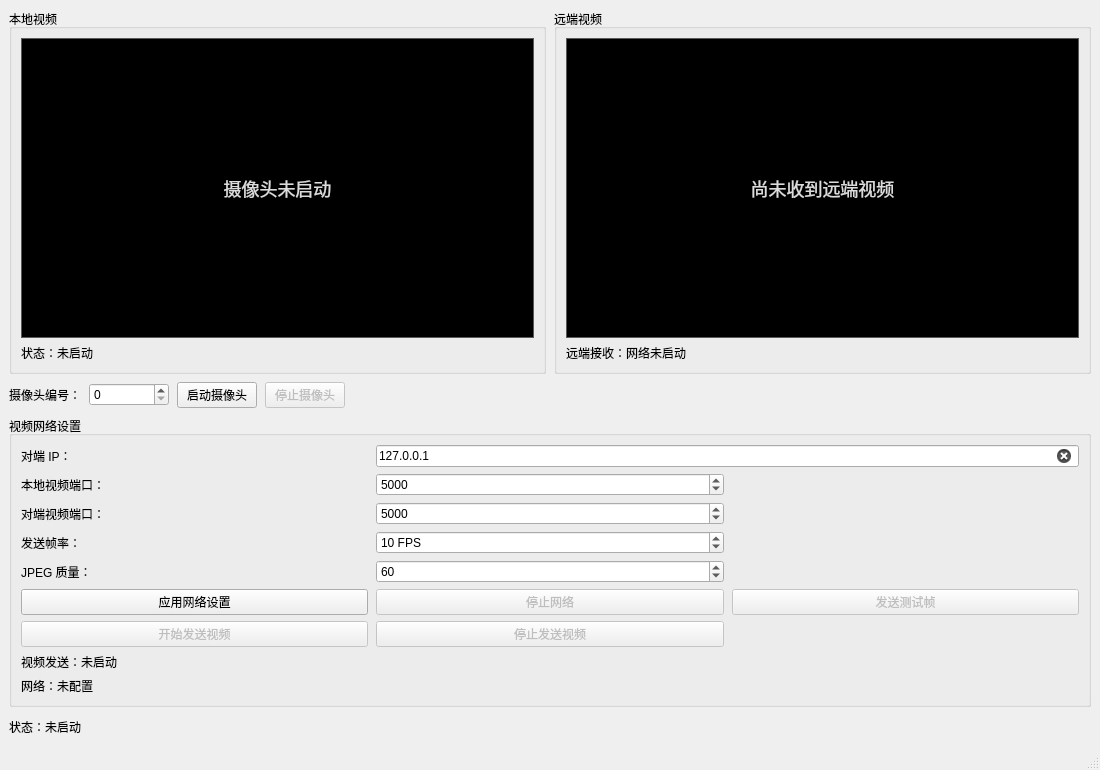
The window that mainwindow.ui (RBzhang/video_call) describes before a commit, drawn with Qt 5.
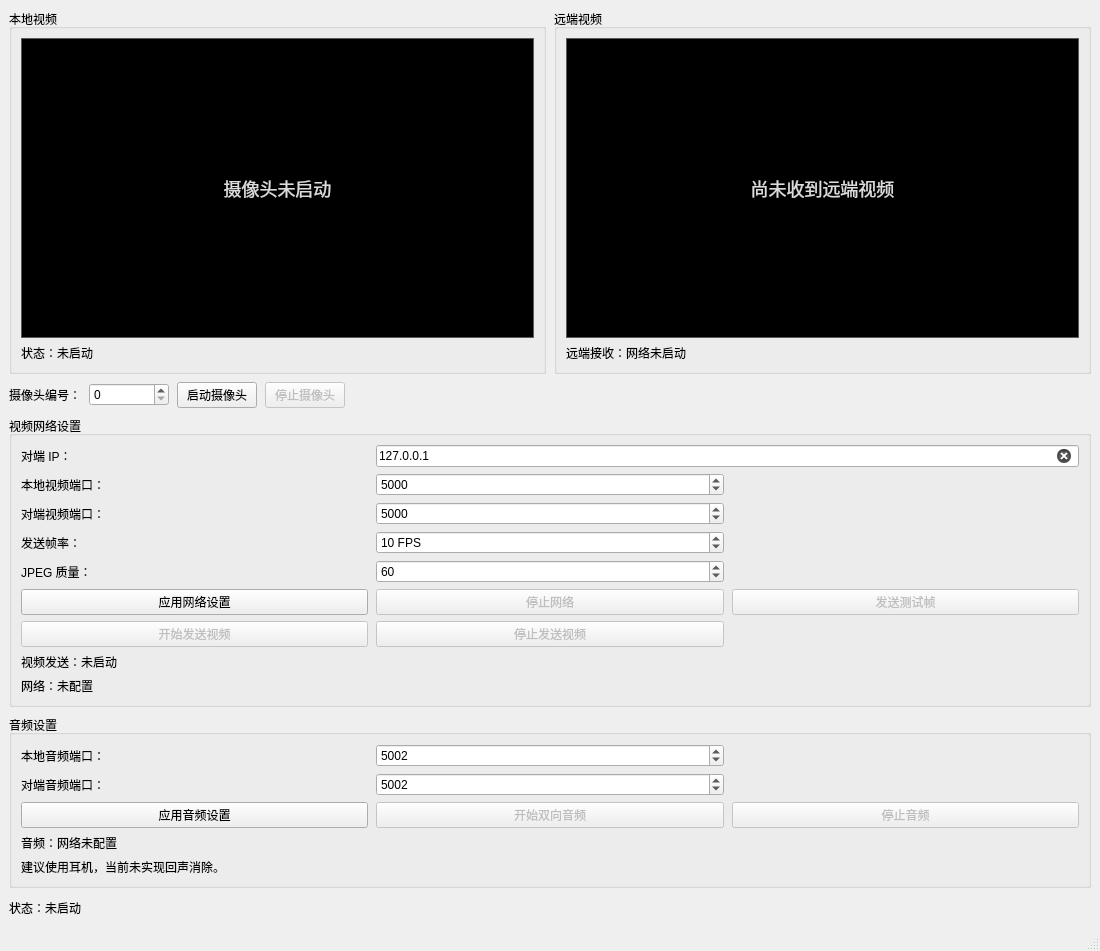
The same window after the commit.

Commit message: Add bidirectional PCM audio over UDP

Patch:
```diff
--- a/mainwindow.ui
+++ b/mainwindow.ui
@@ -14,7 +14,7 @@
    <string>MainWindow</string>
   </property>
   <widget class="QWidget" name="centralwidget">
-   <layout class="QVBoxLayout" name="mainVerticalLayout" stretch="1,0,0,0">
+   <layout class="QVBoxLayout" name="mainVerticalLayout" stretch="1,0,0,0,0">
     <property name="leftMargin">
      <number>9</number>
     </property>
@@ -457,6 +457,120 @@
       </layout>
      </widget>
     </item>
+    <item>
+     <widget class="QGroupBox" name="audioGroupBox">
+      <property name="title">
+       <string>音频设置</string>
+      </property>
+      <layout class="QGridLayout" name="audioGridLayout">
+       <property name="horizontalSpacing">
+        <number>8</number>
+       </property>
+       <property name="verticalSpacing">
+        <number>6</number>
+       </property>
+       <item row="0" column="0">
+        <widget class="QLabel" name="localAudioPortTextLabel">
+         <property name="text">
+          <string>本地音频端口：</string>
+         </property>
+        </widget>
+       </item>
+       <item row="0" column="1">
+        <widget class="QSpinBox" name="localAudioPortSpinBox">
+         <property name="minimumSize">
+          <size>
+           <width>110</width>
+           <height>0</height>
+          </size>
+         </property>
+         <property name="minimum">
+          <number>1024</number>
+         </property>
+         <property name="maximum">
+          <number>65535</number>
+         </property>
+         <property name="value">
+          <number>5002</number>
+         </property>
+        </widget>
+       </item>
+       <item row="1" column="0">
+        <widget class="QLabel" name="peerAudioPortTextLabel">
+         <property name="text">
+          <string>对端音频端口：</string>
+         </property>
+        </widget>
+       </item>
+       <item row="1" column="1">
+        <widget class="QSpinBox" name="peerAudioPortSpinBox">
+         <property name="minimumSize">
+          <size>
+           <width>110</width>
+           <height>0</height>
+          </size>
+         </property>
+         <property name="minimum">
+          <number>1024</number>
+         </property>
+         <property name="maximum">
+          <number>65535</number>
+         </property>
+         <property name="value">
+          <number>5002</number>
+         </property>
+        </widget>
+       </item>
+       <item row="2" column="0">
+        <widget class="QPushButton" name="applyAudioSettingsButton">
+         <property name="text">
+          <string>应用音频设置</string>
+         </property>
+        </widget>
+       </item>
+       <item row="2" column="1">
+        <widget class="QPushButton" name="startAudioButton">
+         <property name="enabled">
+          <bool>false</bool>
+         </property>
+         <property name="text">
+          <string>开始双向音频</string>
+         </property>
+        </widget>
+       </item>
+       <item row="2" column="2">
+        <widget class="QPushButton" name="stopAudioButton">
+         <property name="enabled">
+          <bool>false</bool>
+         </property>
+         <property name="text">
+          <string>停止音频</string>
+         </property>
+        </widget>
+       </item>
+       <item row="3" column="0" colspan="3">
+        <widget class="QLabel" name="audioStatusLabel">
+         <property name="text">
+          <string>音频：网络未配置</string>
+         </property>
+         <property name="wordWrap">
+          <bool>true</bool>
+         </property>
+        </widget>
+       </item>
+       <item row="4" column="0" colspan="3">
+        <widget class="QLabel" name="audioHintLabel">
+         <property name="text">
+          <string>建议使用耳机，当前未实现回声消除。</string>
+         </property>
+         <property name="wordWrap">
+          <bool>true</bool>
+         </property>
+        </widget>
+       </item>
+      </layout>
+     </widget>
+    </item>
     <item>
      <widget class="QLabel" name="statusLabel">
       <property name="minimumSize">
```
The commit also changes 16 other files.
